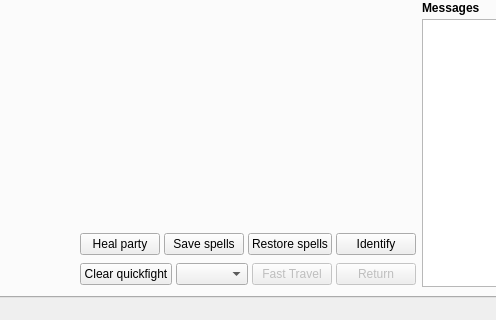
Before: the Qt Designer form wish/window.ui in malcyon/wish, drawn with Qt 5; both pictures show x 90 to 586 and y 393 to 713 of the 779 by 713 pixel window.
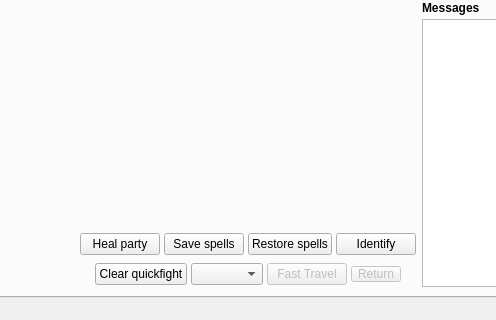
After: the same form once the commit is applied. Custom widgets are drawn as their Qt base class.

Commit message: Fix CI, fix clear_quickfight setting, and fix ft_back_button padding

```diff
--- a/wish/window.ui
+++ b/wish/window.ui
@@ -1130,6 +1130,9 @@
                 <property name="enabled">
                  <bool>false</bool>
                 </property>
+                <property name="styleSheet">
+                 <string>padding-left: 6px; padding-right: 6px;</string>
+                </property>
                 <property name="text">
                  <string>Return</string>
                 </property>
```
Left out of the diff: 2 changed lines with no effect on the pictures. The commit also changes 4 other files.
